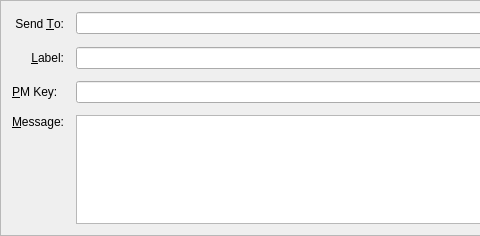
Above: src/qt/forms/sendmessagesentry.ui from ultra-pool/g3nstake before the change; both pictures show x 0 to 480 and y 0 to 236 of the 729 by 236 pixel window. Below: the same form after it.
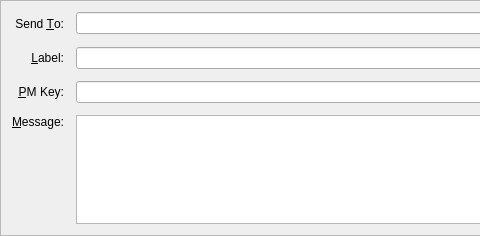
That is the form after the change. Icons and pictures are not drawn. Custom widgets are drawn as their Qt base class.

The edit to the form file:
```diff
--- a/src/qt/forms/sendmessagesentry.ui
+++ b/src/qt/forms/sendmessagesentry.ui
@@ -138,6 +138,9 @@
      <property name="text">
       <string>&amp;PM Key:</string>
      </property>
+     <property name="alignment">
+      <set>Qt::AlignRight|Qt::AlignTrailing|Qt::AlignVCenter</set>
+     </property>
      <property name="buddy">
       <cstring>publicKey</cstring>
      </property>
```
